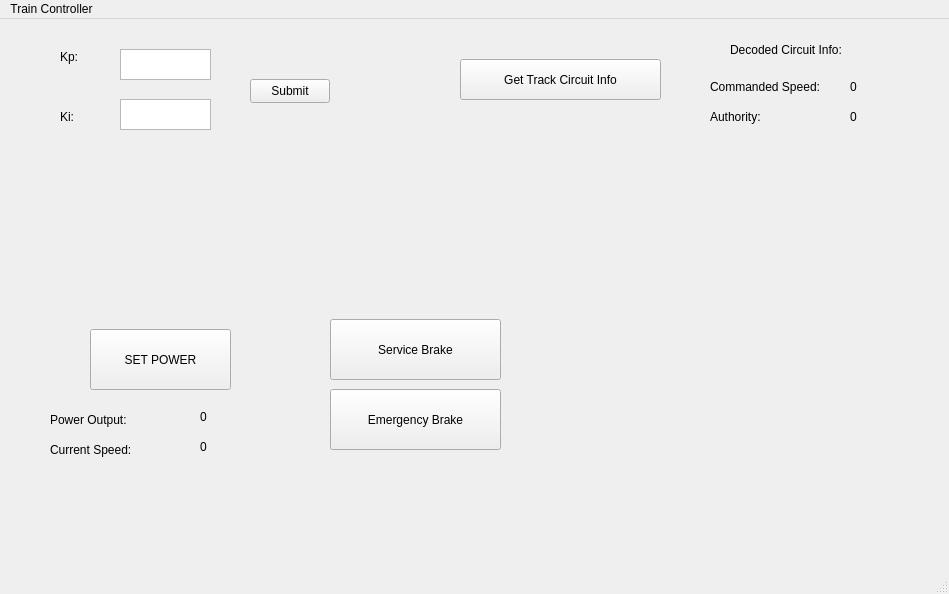
The window that SWTrainController/SWTrainController.ui (marmysl/ece1140) describes before a commit, drawn with Qt 5.
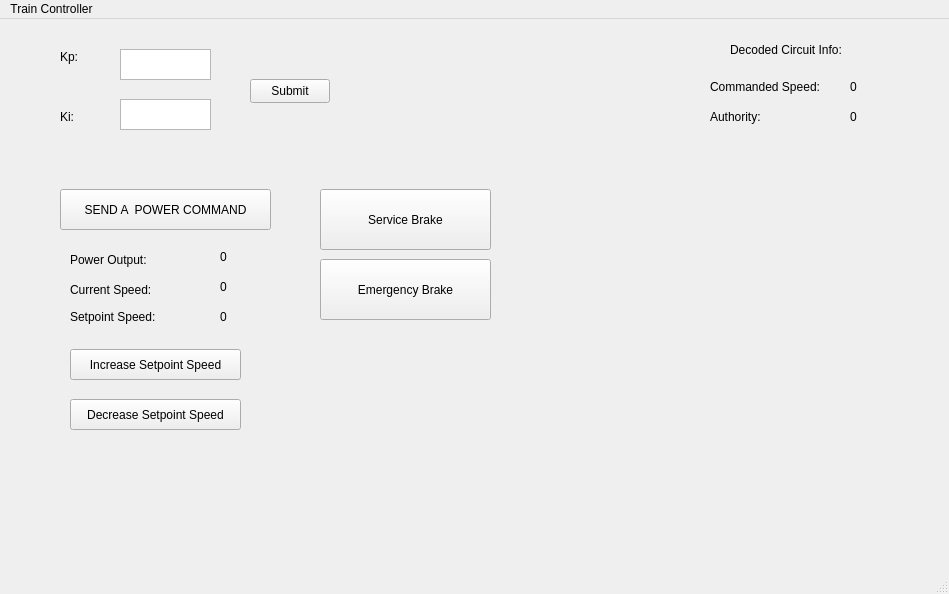
The same window after the commit.

Commit message: UI cleanup, adding buttons to inc/dec setpoint

```diff
--- a/SWTrainController/SWTrainController.ui
+++ b/SWTrainController/SWTrainController.ui
@@ -76,27 +76,14 @@
    <widget class="QPushButton" name="sendPowerButton">
     <property name="geometry">
      <rect>
-      <x>90</x>
-      <y>310</y>
-      <width>141</width>
-      <height>61</height>
-     </rect>
-    </property>
-    <property name="text">
-     <string>SET POWER</string>
-    </property>
-   </widget>
-   <widget class="QPushButton" name="getCircuitInfoButton">
-    <property name="geometry">
-     <rect>
-      <x>460</x>
-      <y>40</y>
-      <width>201</width>
+      <x>60</x>
+      <y>170</y>
+      <width>211</width>
       <height>41</height>
      </rect>
     </property>
     <property name="text">
-     <string>Get Track Circuit Info</string>
+     <string>SEND A  POWER COMMAND</string>
     </property>
    </widget>
    <widget class="QLabel" name="circuitInfo">
@@ -115,8 +102,8 @@
    <widget class="QLabel" name="currspeed">
     <property name="geometry">
      <rect>
-      <x>50</x>
-      <y>420</y>
+      <x>70</x>
+      <y>260</y>
       <width>121</width>
       <height>21</height>
      </rect>
@@ -141,8 +128,8 @@
    <widget class="QLabel" name="currspeed_">
     <property name="geometry">
      <rect>
-      <x>200</x>
-      <y>420</y>
+      <x>220</x>
+      <y>260</y>
       <width>58</width>
       <height>16</height>
      </rect>
@@ -193,8 +180,8 @@
    <widget class="QPushButton" name="serviceBrake">
     <property name="geometry">
      <rect>
-      <x>330</x>
-      <y>300</y>
+      <x>320</x>
+      <y>170</y>
       <width>171</width>
       <height>61</height>
      </rect>
@@ -206,8 +193,8 @@
    <widget class="QPushButton" name="emergencyBrake">
     <property name="geometry">
      <rect>
-      <x>330</x>
-      <y>370</y>
+      <x>320</x>
+      <y>240</y>
       <width>171</width>
       <height>61</height>
      </rect>
@@ -219,8 +206,8 @@
    <widget class="QLabel" name="powerOutput_">
     <property name="geometry">
      <rect>
-      <x>200</x>
-      <y>390</y>
+      <x>220</x>
+      <y>230</y>
       <width>58</width>
       <height>16</height>
      </rect>
@@ -232,8 +219,8 @@
    <widget class="QLabel" name="powerOutput">
     <property name="geometry">
      <rect>
-      <x>50</x>
-      <y>390</y>
+      <x>70</x>
+      <y>230</y>
       <width>121</width>
       <height>21</height>
      </rect>
@@ -245,8 +232,8 @@
    <widget class="QLabel" name="sbrake_">
     <property name="geometry">
      <rect>
-      <x>530</x>
-      <y>320</y>
+      <x>520</x>
+      <y>190</y>
       <width>401</width>
       <height>16</height>
      </rect>
@@ -258,8 +245,8 @@
    <widget class="QLabel" name="ebrake_">
     <property name="geometry">
      <rect>
-      <x>520</x>
-      <y>390</y>
+      <x>510</x>
+      <y>260</y>
       <width>411</width>
       <height>16</height>
      </rect>
@@ -268,6 +255,58 @@
      <string/>
     </property>
    </widget>
+   <widget class="QLabel" name="setpointSpeed">
+    <property name="geometry">
+     <rect>
+      <x>70</x>
+      <y>290</y>
+      <width>101</width>
+      <height>16</height>
+     </rect>
+    </property>
+    <property name="text">
+     <string>Setpoint Speed:</string>
+    </property>
+   </widget>
+   <widget class="QLabel" name="setpointSpeed_">
+    <property name="geometry">
+     <rect>
+      <x>220</x>
+      <y>290</y>
+      <width>58</width>
+      <height>16</height>
+     </rect>
+    </property>
+    <property name="text">
+     <string>0</string>
+    </property>
+   </widget>
+   <widget class="QPushButton" name="inc_setspeed">
+    <property name="geometry">
+     <rect>
+      <x>70</x>
+      <y>330</y>
+      <width>171</width>
+      <height>31</height>
+     </rect>
+    </property>
+    <property name="text">
+     <string>Increase Setpoint Speed</string>
+    </property>
+   </widget>
+   <widget class="QPushButton" name="dec_setspeed">
+    <property name="geometry">
+     <rect>
+      <x>70</x>
+      <y>380</y>
+      <width>171</width>
+      <height>31</height>
+     </rect>
+    </property>
+    <property name="text">
+     <string>Decrease Setpoint Speed</string>
+    </property>
+   </widget>
   </widget>
   <widget class="QMenuBar" name="menubar">
    <property name="geometry">
```
The commit also changes 3 other files.
